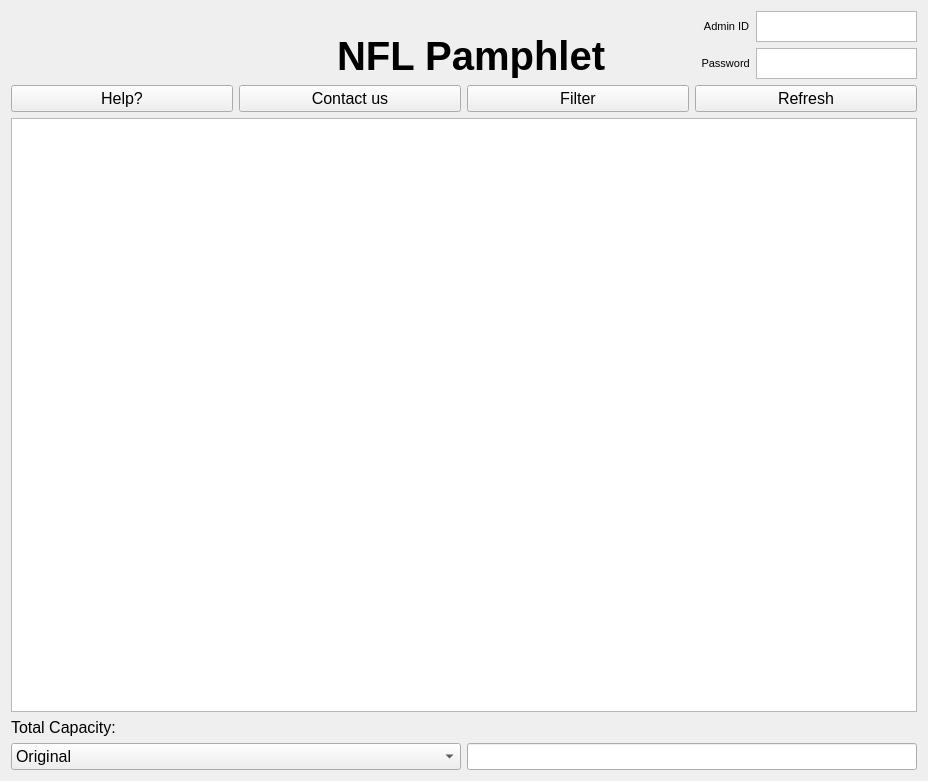
jasperdoan/NFL-Pamphlet, file NFL-Pamphlet/mainwindow.ui: the form before one commit.
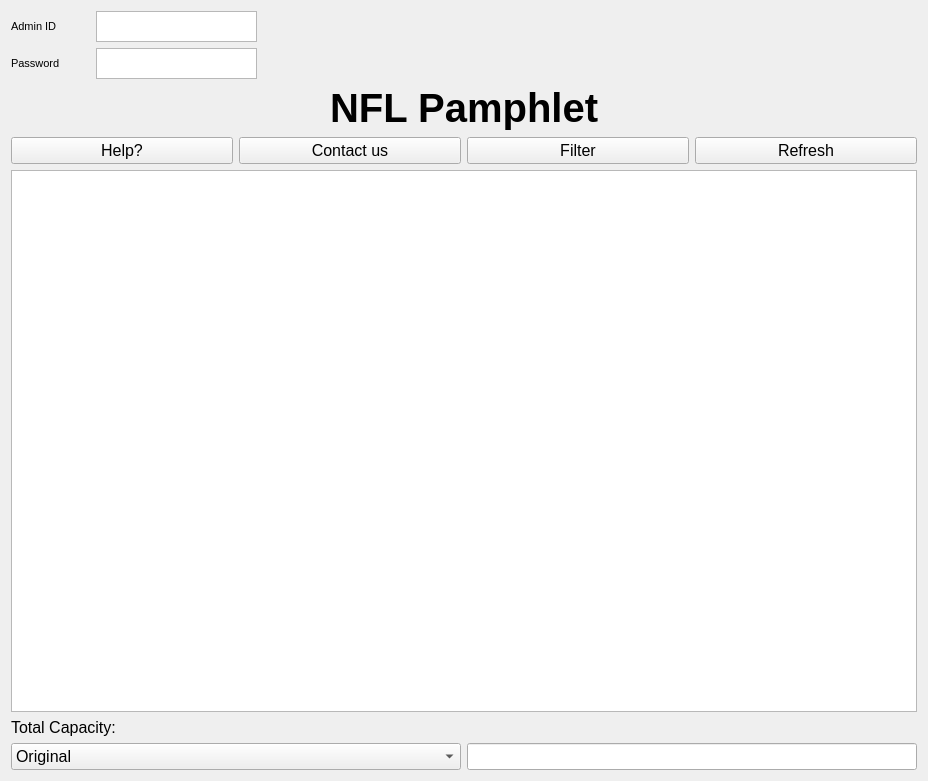
The form after the commit.

Commit message: edit admin access left justified

```diff
--- a/NFL-Pamphlet/mainwindow.ui
+++ b/NFL-Pamphlet/mainwindow.ui
@@ -18,29 +18,118 @@
   <property name="windowTitle">
    <string>NFL Pamphlet</string>
   </property>
-  <layout class="QGridLayout" name="gridLayout_2">
-   <item row="1" column="1">
-    <widget class="QLabel" name="NFLLabel">
-     <property name="font">
-      <font>
-       <pointsize>30</pointsize>
-       <weight>75</weight>
-       <bold>true</bold>
-      </font>
-     </property>
-     <property name="text">
-      <string>NFL Pamphlet</string>
-     </property>
-    </widget>
-   </item>
-   <item row="0" column="0" rowspan="2" colspan="2">
+  <layout class="QGridLayout" name="gridLayout">
+   <item row="1" column="0">
     <spacer name="horizontalSpacer_2">
      <property name="orientation">
       <enum>Qt::Horizontal</enum>
      </property>
      <property name="sizeHint" stdset="0">
       <size>
-       <width>651</width>
+       <width>306</width>
+       <height>20</height>
+      </size>
+     </property>
+    </spacer>
+   </item>
+   <item row="0" column="0">
+    <layout class="QVBoxLayout" name="verticalLayout_3">
+     <item>
+      <layout class="QHBoxLayout" name="horizontalLayout_4">
+       <item>
+        <widget class="QLabel" name="label_3">
+         <property name="maximumSize">
+          <size>
+           <width>79</width>
+           <height>31</height>
+          </size>
+         </property>
+         <property name="font">
+          <font>
+           <pointsize>8</pointsize>
+          </font>
+         </property>
+         <property name="text">
+          <string>Admin ID</string>
+         </property>
+        </widget>
+       </item>
+       <item alignment="Qt::AlignLeft|Qt::AlignTop">
+        <widget class="QTextEdit" name="usernameTextEdit">
+         <property name="minimumSize">
+          <size>
+           <width>161</width>
+           <height>31</height>
+          </size>
+         </property>
+         <property name="maximumSize">
+          <size>
+           <width>161</width>
+           <height>31</height>
+          </size>
+         </property>
+         <property name="font">
+          <font>
+           <pointsize>8</pointsize>
+          </font>
+         </property>
+        </widget>
+       </item>
+      </layout>
+     </item>
+     <item>
+      <layout class="QHBoxLayout" name="horizontalLayout_2">
+       <item>
+        <widget class="QLabel" name="label_2">
+         <property name="maximumSize">
+          <size>
+           <width>79</width>
+           <height>31</height>
+          </size>
+         </property>
+         <property name="font">
+          <font>
+           <pointsize>8</pointsize>
+          </font>
+         </property>
+         <property name="text">
+          <string>Password</string>
+         </property>
+        </widget>
+       </item>
+       <item alignment="Qt::AlignLeft|Qt::AlignTop">
+        <widget class="QTextEdit" name="passwordTextEdit">
+         <property name="minimumSize">
+          <size>
+           <width>161</width>
+           <height>31</height>
+          </size>
+         </property>
+         <property name="maximumSize">
+          <size>
+           <width>161</width>
+           <height>31</height>
+          </size>
+         </property>
+         <property name="font">
+          <font>
+           <pointsize>8</pointsize>
+          </font>
+         </property>
+        </widget>
+       </item>
+      </layout>
+     </item>
+    </layout>
+   </item>
+   <item row="1" column="2">
+    <spacer name="horizontalSpacer_3">
+     <property name="orientation">
+      <enum>Qt::Horizontal</enum>
+     </property>
+     <property name="sizeHint" stdset="0">
+      <size>
+       <width>305</width>
        <height>20</height>
       </size>
      </property>
@@ -105,84 +194,6 @@
      </item>
     </layout>
    </item>
-   <item row="0" column="2" rowspan="2">
-    <layout class="QGridLayout" name="gridLayout">
-     <item row="1" column="0">
-      <layout class="QHBoxLayout" name="horizontalLayout_2">
-       <item>
-        <widget class="QLabel" name="label_2">
-         <property name="font">
-          <font>
-           <pointsize>8</pointsize>
-          </font>
-         </property>
-         <property name="text">
-          <string>           Password</string>
-         </property>
-        </widget>
-       </item>
-       <item>
-        <widget class="QTextEdit" name="passwordTextEdit">
-         <property name="minimumSize">
-          <size>
-           <width>161</width>
-           <height>31</height>
-          </size>
-         </property>
-         <property name="maximumSize">
-          <size>
-           <width>161</width>
-           <height>31</height>
-          </size>
-         </property>
-         <property name="font">
-          <font>
-           <pointsize>8</pointsize>
-          </font>
-         </property>
-        </widget>
-       </item>
-      </layout>
-     </item>
-     <item row="0" column="0">
-      <layout class="QHBoxLayout" name="horizontalLayout_4">
-       <item>
-        <widget class="QLabel" name="label_3">
-         <property name="font">
-          <font>
-           <pointsize>8</pointsize>
-          </font>
-         </property>
-         <property name="text">
-          <string>            Admin ID</string>
-         </property>
-        </widget>
-       </item>
-       <item>
-        <widget class="QTextEdit" name="usernameTextEdit">
-         <property name="minimumSize">
-          <size>
-           <width>161</width>
-           <height>31</height>
-          </size>
-         </property>
-         <property name="maximumSize">
-          <size>
-           <width>161</width>
-           <height>31</height>
-          </size>
-         </property>
-         <property name="font">
-          <font>
-           <pointsize>8</pointsize>
-          </font>
-         </property>
-        </widget>
-       </item>
-      </layout>
-     </item>
-    </layout>
-   </item>
    <item row="2" column="0" colspan="3">
     <layout class="QHBoxLayout" name="horizontalLayout">
      <item>
@@ -230,6 +241,20 @@
      </item>
     </layout>
    </item>
+   <item row="1" column="1">
+    <widget class="QLabel" name="NFLLabel">
+     <property name="font">
+      <font>
+       <pointsize>30</pointsize>
+       <weight>75</weight>
+       <bold>true</bold>
+      </font>
+     </property>
+     <property name="text">
+      <string>NFL Pamphlet</string>
+     </property>
+    </widget>
+   </item>
   </layout>
  </widget>
  <resources/>
```
